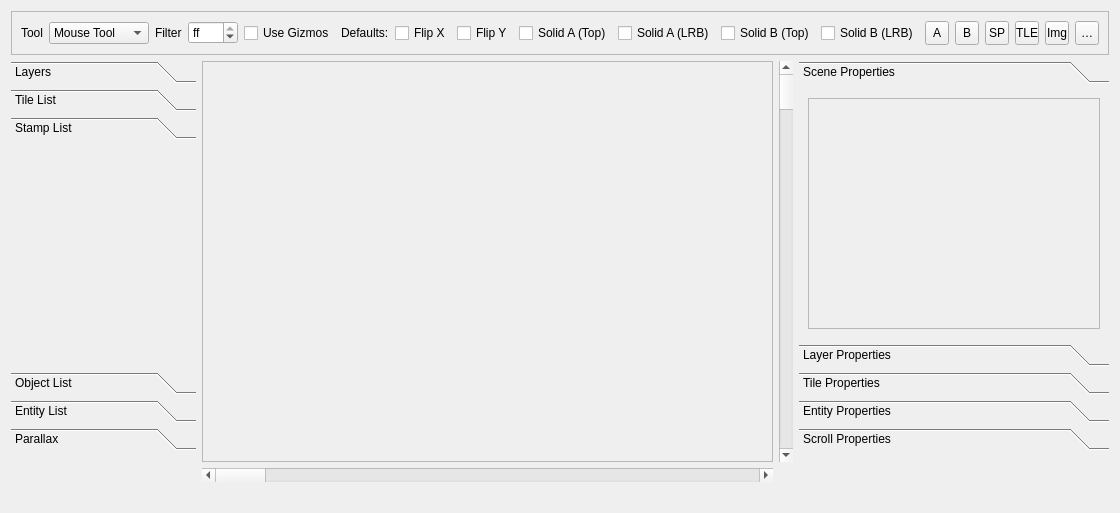
Above: RetroEDv2/tools/sceneeditorv5.ui from RSDKModding/RetroED before the change. Below: the same form after it.
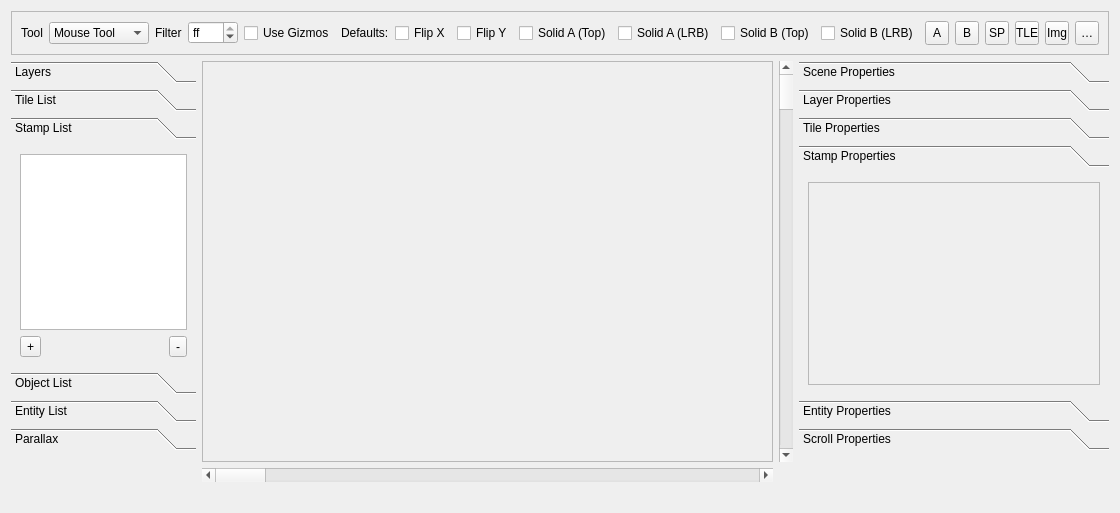
That is the form after the change. The open tabs and pages were chosen to show the change. Icons and pictures are not drawn.

Diff of the .ui file:
```diff
--- a/RetroEDv2/tools/sceneeditorv5.ui
+++ b/RetroEDv2/tools/sceneeditorv5.ui
@@ -41,7 +41,7 @@
       </size>
      </property>
      <property name="currentIndex">
-      <number>0</number>
+      <number>3</number>
      </property>
      <widget class="QWidget" name="scenePropPage">
       <property name="geometry">
@@ -49,7 +49,7 @@
         <x>0</x>
         <y>0</y>
         <width>310</width>
-        <height>271</height>
+        <height>244</height>
        </rect>
       </property>
       <attribute name="label">
@@ -121,6 +121,24 @@
        </item>
       </layout>
      </widget>
+     <widget class="QWidget" name="stampPropPage">
+      <attribute name="label">
+       <string>Stamp Properties</string>
+      </attribute>
+      <layout class="QGridLayout" name="gridLayout_20">
+       <item row="0" column="0">
+        <widget class="QFrame" name="stampPropFrame">
+         <property name="frameShape">
+          <enum>QFrame::StyledPanel</enum>
+         </property>
+         <property name="frameShadow">
+          <enum>QFrame::Raised</enum>
+         </property>
+         <layout class="QGridLayout" name="gridLayout_19"/>
+        </widget>
+       </item>
+      </layout>
+     </widget>
      <widget class="QWidget" name="objPropPage">
       <property name="geometry">
        <rect>
@@ -590,6 +608,38 @@
       <attribute name="label">
        <string>Stamp List</string>
       </attribute>
+      <layout class="QGridLayout" name="gridLayout_18">
+       <item row="0" column="0" colspan="3">
+        <widget class="QListWidget" name="stampList"/>
+       </item>
+       <item row="1" column="0">
+        <widget class="QToolButton" name="addStp">
+         <property name="text">
+          <string>+</string>
+         </property>
+        </widget>
+       </item>
+       <item row="1" column="1">
+        <spacer name="horizontalSpacer_9">
+         <property name="orientation">
+          <enum>Qt::Horizontal</enum>
+         </property>
+         <property name="sizeHint" stdset="0">
+          <size>
+           <width>112</width>
+           <height>20</height>
+          </size>
+         </property>
+        </spacer>
+       </item>
+       <item row="1" column="2">
+        <widget class="QToolButton" name="rmStp">
+         <property name="text">
+          <string>-</string>
+         </property>
+        </widget>
+       </item>
+      </layout>
      </widget>
      <widget class="QWidget" name="objectPage">
       <property name="geometry">
```
Left out of the diff: 15 changed lines with no effect on the pictures.
